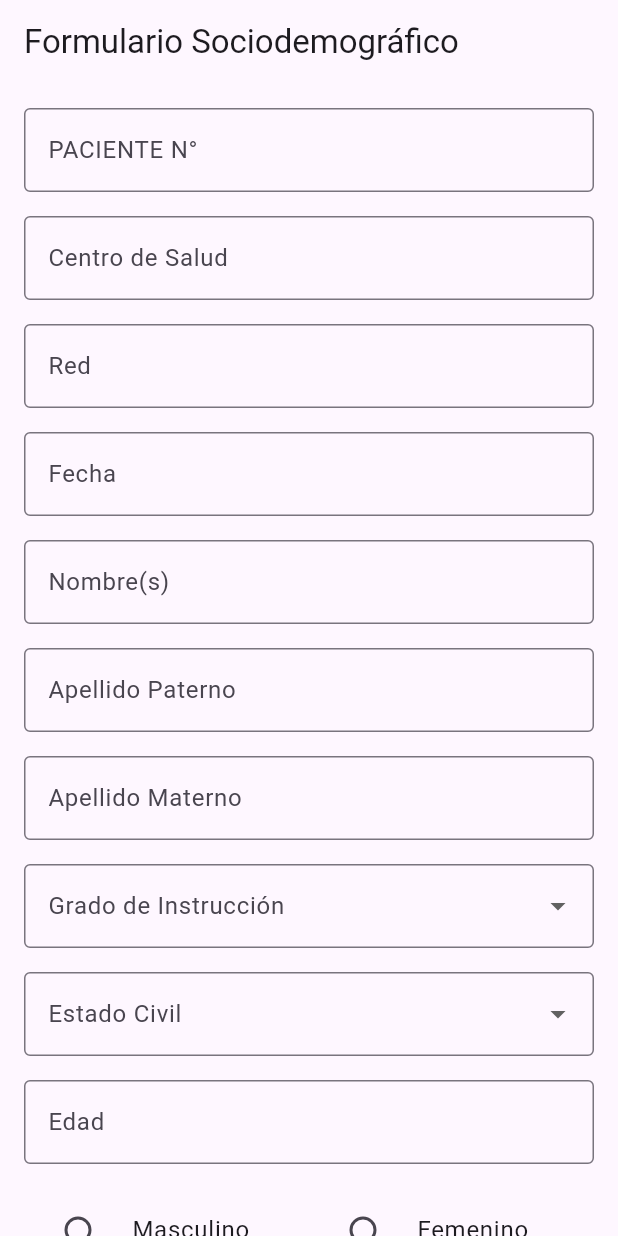
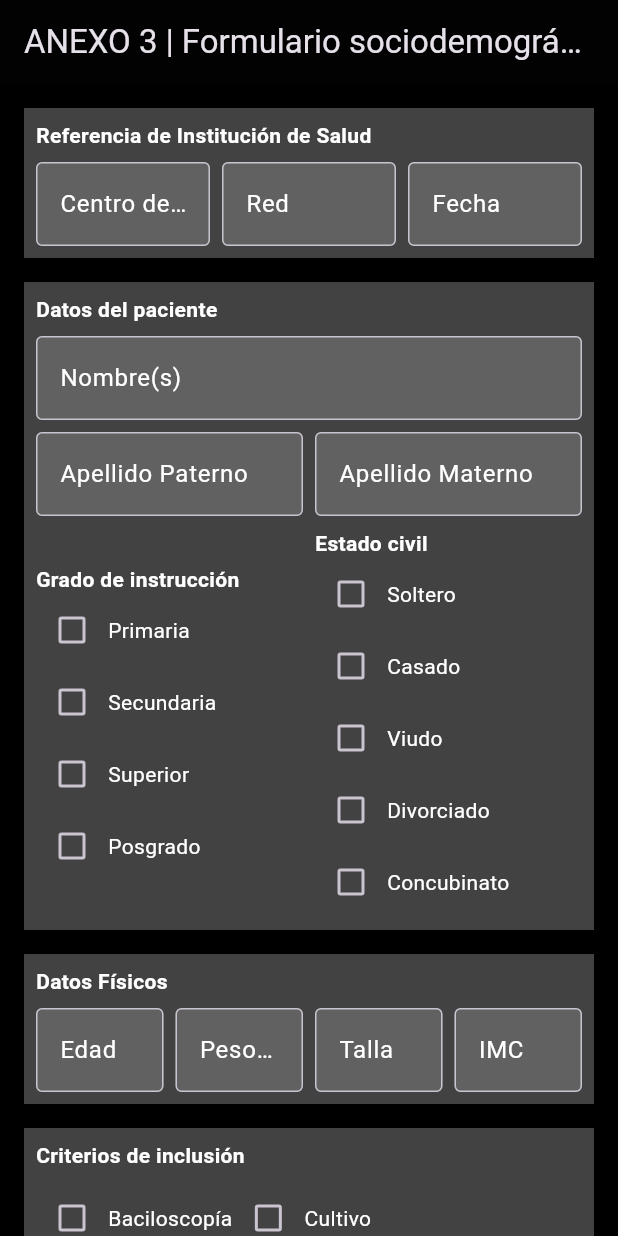
Before and after one commit to DarioGB1/historial, a Flutter app: the screen it shows after launch, on a phone screen of 412 x 824 dp. Run offline on Flutter 3.47's test engine with Material 3 defaults, Android fonts, the phone set to English and light mode, and no system bars.

Commit message:
feature: 2do avance

```diff
--- a/lib/main.dart
+++ b/lib/main.dart
@@ -5,232 +5,357 @@
   Widget build(BuildContext context) {
     return Scaffold(
       appBar: AppBar(
-        title: Text('Formulario Sociodemográfico'),
+        title: Text('ANEXO 3 | Formulario sociodemográfico'),
+        backgroundColor: Colors.black87,
       ),
       body: SingleChildScrollView(
+        child: Container(
+          color: Colors.black,
           padding: EdgeInsets.all(16.0),
+          child: Column(
+            crossAxisAlignment: CrossAxisAlignment.stretch,
+            children: [
+              _seccionReferenciaInstitucion(),
+              SizedBox(height: 16.0),
+              _seccionDatosPaciente(),
+              SizedBox(height: 16.0),
+              _seccionDatosFisicos(),
+              SizedBox(height: 16.0),
+              _seccionCriteriosDeInclusion(),
+              SizedBox(height: 16.0),
+              _seccionEstiloDeVida(),
+            ],
+          ),
+        ),
+      ),
+    );
+  }
+
+  Widget _seccionReferenciaInstitucion() {
+    return Container(
+      color: Colors.grey[800],
+      padding: EdgeInsets.all(8.0),
       child: Column(
         crossAxisAlignment: CrossAxisAlignment.start,
         children: [
-            TextField(
-              decoration: InputDecoration(
-                labelText: 'PACIENTE N°',
-                border: OutlineInputBorder(),
+          Text(
+            'Referencia de Institución de Salud',
+            style: TextStyle(color: Colors.white, fontWeight: FontWeight.bold),
           ),
-            ),
-            SizedBox(height: 16.0),
-            TextField(
-              decoration: InputDecoration(
-                labelText: 'Centro de Salud',
-                border: OutlineInputBorder(),
-              ),
-            ),
-            SizedBox(height: 16.0),
-            TextField(
-              decoration: InputDecoration(
-                labelText: 'Red',
-                border: OutlineInputBorder(),
-              ),
-            ),
-            SizedBox(height: 16.0),
-            TextField(
-              decoration: InputDecoration(
-                labelText: 'Fecha',
-                border: OutlineInputBorder(),
-              ),
-              keyboardType: TextInputType.datetime,
-            ),
-            SizedBox(height: 16.0),
-            TextField(
-              decoration: InputDecoration(
-                labelText: 'Nombre(s)',
-                border: OutlineInputBorder(),
-              ),
-            ),
-            SizedBox(height: 16.0),
-            TextField(
-              decoration: InputDecoration(
-                labelText: 'Apellido Paterno',
-                border: OutlineInputBorder(),
-              ),
-            ),
-            SizedBox(height: 16.0),
-            TextField(
-              decoration: InputDecoration(
-                labelText: 'Apellido Materno',
-                border: OutlineInputBorder(),
-              ),
-            ),
-            SizedBox(height: 16.0),
-            DropdownButtonFormField<String>(
-              decoration: InputDecoration(
-                labelText: 'Grado de Instrucción',
-                border: OutlineInputBorder(),
-              ),
-              items: ['Primaria', 'Secundaria', 'Superior', 'Posgrado']
-                  .map((e) => DropdownMenuItem<String>(
-                        value: e,
-                        child: Text(e),
-                      ))
-                  .toList(),
-              onChanged: (value) {},
-            ),
-            SizedBox(height: 16.0),
-            DropdownButtonFormField<String>(
-              decoration: InputDecoration(
-                labelText: 'Estado Civil',
-                border: OutlineInputBorder(),
-              ),
-              items: ['Soltero', 'Casado', 'Viudo', 'Divorciado', 'Concubinato']
-                  .map((e) => DropdownMenuItem<String>(
-                        value: e,
-                        child: Text(e),
-                      ))
-                  .toList(),
-              onChanged: (value) {},
-            ),
-            SizedBox(height: 16.0),
-            TextField(
-              decoration: InputDecoration(
-                labelText: 'Edad',
-                border: OutlineInputBorder(),
-              ),
-              keyboardType: TextInputType.number,
-            ),
-            SizedBox(height: 16.0),
+          SizedBox(height: 8.0),
           Row(
             children: [
               Expanded(
-                  child: RadioListTile<String>(
-                    title: Text('Masculino'),
-                    value: 'Masculino',
-                    groupValue: null,
-                    onChanged: (value) {},
+                child: TextField(
+                  decoration: InputDecoration(
+                    labelText: 'Centro de salud',
+                    labelStyle: TextStyle(color: Colors.white),
+                    border: OutlineInputBorder(),
+                    filled: true,
+                    fillColor: Colors.grey[700],
+                  ),
+                  style: TextStyle(color: Colors.white),
                 ),
               ),
+              SizedBox(width: 8.0),
               Expanded(
-                  child: RadioListTile<String>(
-                    title: Text('Femenino'),
-                    value: 'Femenino',
-                    groupValue: null,
-                    onChanged: (value) {},
+                child: TextField(
+                  decoration: InputDecoration(
+                    labelText: 'Red',
+                    labelStyle: TextStyle(color: Colors.white),
+                    border: OutlineInputBorder(),
+                    filled: true,
+                    fillColor: Colors.grey[700],
+                  ),
+                  style: TextStyle(color: Colors.white),
+                ),
+              ),
+              SizedBox(width: 8.0),
+              Expanded(
+                child: TextField(
+                  decoration: InputDecoration(
+                    labelText: 'Fecha',
+                    labelStyle: TextStyle(color: Colors.white),
+                    border: OutlineInputBorder(),
+                    filled: true,
+                    fillColor: Colors.grey[700],
+                  ),
+                  style: TextStyle(color: Colors.white),
                 ),
               ),
             ],
           ),
-            SizedBox(height: 16.0),
-            TextField(
+        ],
+      ),
+    );
+  }
+
+  Widget _seccionDatosPaciente() {
+    return Container(
+      color: Colors.grey[800],
+      padding: EdgeInsets.all(8.0),
+      child: Column(
+        crossAxisAlignment: CrossAxisAlignment.start,
+        children: [
+          Text(
+            'Datos del paciente',
+            style: TextStyle(color: Colors.white, fontWeight: FontWeight.bold),
+          ),
+          SizedBox(height: 8.0),
+          Row(
+            children: [
+              Expanded(
+                child: TextField(
                   decoration: InputDecoration(
-                labelText: 'Peso Corporal (kg)',
+                    labelText: 'Nombre(s)',
+                    labelStyle: TextStyle(color: Colors.white),
                     border: OutlineInputBorder(),
+                    filled: true,
+                    fillColor: Colors.grey[700],
                   ),
-              keyboardType: TextInputType.number,
+                  style: TextStyle(color: Colors.white),
                 ),
-            SizedBox(height: 16.0),
-            TextField(
+              ),
+            ],
+          ),
+          SizedBox(height: 8.0),
+          Row(
+            children: [
+              Expanded(
+                child: TextField(
                   decoration: InputDecoration(
-                labelText: 'Talla (cm)',
+                    labelText: 'Apellido Paterno',
+                    labelStyle: TextStyle(color: Colors.white),
                     border: OutlineInputBorder(),
+                    filled: true,
+                    fillColor: Colors.grey[700],
                   ),
-              keyboardType: TextInputType.number,
+                  style: TextStyle(color: Colors.white),
                 ),
-            SizedBox(height: 16.0),
-            TextField(
+              ),
+              SizedBox(width: 8.0),
+              Expanded(
+                child: TextField(
                   decoration: InputDecoration(
-                labelText: 'IMC',
+                    labelText: 'Apellido Materno',
+                    labelStyle: TextStyle(color: Colors.white),
                     border: OutlineInputBorder(),
+                    filled: true,
+                    fillColor: Colors.grey[700],
                   ),
-              keyboardType: TextInputType.number,
+                  style: TextStyle(color: Colors.white),
                 ),
-            SizedBox(height: 32.0),
-            Text('Criterios de Inclusión',
-                style: TextStyle(fontSize: 18, fontWeight: FontWeight.bold)),
-            CheckboxListTile(
-              title: Text('Diagnóstico de Tuberculosis Pulmonar'),
-              value: false,
-              onChanged: (value) {},
               ),
-            CheckboxListTile(
-              title: Text('Baciloscopia'),
-              value: false,
-              onChanged: (value) {},
+            ],
           ),
-            CheckboxListTile(
-              title: Text('Cultivo'),
-              value: false,
-              onChanged: (value) {},
+          SizedBox(height: 8.0),
+          Row(
+            children: [
+              Expanded(
+                child: Column(
+                  crossAxisAlignment: CrossAxisAlignment.start,
+                  children: [
+                    Text(
+                      'Grado de instrucción',
+                      style: TextStyle(
+                          color: Colors.white, fontWeight: FontWeight.bold),
                     ),
-            CheckboxListTile(
-              title: Text('Prueba GeneXpert'),
-              value: false,
-              onChanged: (value) {},
-            ),
-            SizedBox(height: 16.0),
-            Text('Tratamiento con Terapia Antituberculosis',
-                style: TextStyle(fontSize: 18, fontWeight: FontWeight.bold)),
-            CheckboxListTile(
-              title: Text('Rifampicina 10mg/kg'),
-              value: false,
-              onChanged: (value) {},
-            ),
-            TextField(
-              decoration: InputDecoration(
-                labelText: 'Dosis (Cantidad Comprimido)',
-                border: OutlineInputBorder(),
-              ),
-              keyboardType: TextInputType.number,
-            ),
-            CheckboxListTile(
-              title: Text('Isoniazida 15mg/kg'),
-              value: false,
-              onChanged: (value) {},
-            ),
-            TextField(
-              decoration: InputDecoration(
-                labelText: 'Dosis',
-                border: OutlineInputBorder(),
-              ),
-              keyboardType: TextInputType.number,
-            ),
-            CheckboxListTile(
-              title: Text('Piracinamida 1-1.5,2 g'),
-              value: false,
-              onChanged: (value) {},
-            ),
-            TextField(
-              decoration: InputDecoration(
-                labelText: 'Dosis',
-                border: OutlineInputBorder(),
-              ),
-              keyboardType: TextInputType.number,
-            ),
-            CheckboxListTile(
-              title: Text('Etambutol 800.1.200,1.600mg'),
-              value: false,
-              onChanged: (value) {},
-            ),
-            TextField(
-              decoration: InputDecoration(
-                labelText: 'Dosis',
-                border: OutlineInputBorder(),
-              ),
-              keyboardType: TextInputType.number,
-            ),
-            SizedBox(height: 32.0),
-            ElevatedButton(
-              onPressed: () {
-                // Acción al enviar el formulario
-              },
-              child: Text('Enviar'),
+                    Wrap(
+                      children: [
+                        _checkboxOption('Primaria'),
+                        _checkboxOption('Secundaria'),
+                        _checkboxOption('Superior'),
+                        _checkboxOption('Posgrado'),
+                      ],
                     ),
                   ],
                 ),
               ),
+              SizedBox(width: 8.0),
+              Expanded(
+                child: Column(
+                  crossAxisAlignment: CrossAxisAlignment.start,
+                  children: [
+                    Text(
+                      'Estado civil',
+                      style: TextStyle(
+                          color: Colors.white, fontWeight: FontWeight.bold),
+                    ),
+                    Wrap(
+                      children: [
+                        _checkboxOption('Soltero'),
+                        _checkboxOption('Casado'),
+                        _checkboxOption('Viudo'),
+                        _checkboxOption('Divorciado'),
+                        _checkboxOption('Concubinato'),
+                      ],
+                    ),
+                  ],
+                ),
+              ),
+            ],
+          ),
+        ],
+      ),
+    );
+  }
+
+  Widget _seccionDatosFisicos() {
+    return Container(
+      color: Colors.grey[800],
+      padding: EdgeInsets.all(8.0),
+      child: Column(
+        crossAxisAlignment: CrossAxisAlignment.start,
+        children: [
+          Text(
+            'Datos Físicos',
+            style: TextStyle(color: Colors.white, fontWeight: FontWeight.bold),
+          ),
+          SizedBox(height: 8.0),
+          Row(
+            children: [
+              Expanded(
+                child: TextField(
+                  decoration: InputDecoration(
+                    labelText: 'Edad',
+                    labelStyle: TextStyle(color: Colors.white),
+                    border: OutlineInputBorder(),
+                    filled: true,
+                    fillColor: Colors.grey[700],
+                  ),
+                  style: TextStyle(color: Colors.white),
+                ),
+              ),
+              SizedBox(width: 8.0),
+              Expanded(
+                child: TextField(
+                  decoration: InputDecoration(
+                    labelText: 'Peso corporal',
+                    labelStyle: TextStyle(color: Colors.white),
+                    border: OutlineInputBorder(),
+                    filled: true,
+                    fillColor: Colors.grey[700],
+                  ),
+                  style: TextStyle(color: Colors.white),
+                ),
+              ),
+              SizedBox(width: 8.0),
+              Expanded(
+                child: TextField(
+                  decoration: InputDecoration(
+                    labelText: 'Talla',
+                    labelStyle: TextStyle(color: Colors.white),
+                    border: OutlineInputBorder(),
+                    filled: true,
+                    fillColor: Colors.grey[700],
+                  ),
+                  style: TextStyle(color: Colors.white),
+                ),
+              ),
+              SizedBox(width: 8.0),
+              Expanded(
+                child: TextField(
+                  decoration: InputDecoration(
+                    labelText: 'IMC',
+                    labelStyle: TextStyle(color: Colors.white),
+                    border: OutlineInputBorder(),
+                    filled: true,
+                    fillColor: Colors.grey[700],
+                  ),
+                  style: TextStyle(color: Colors.white),
+                ),
+              ),
+            ],
+          ),
+        ],
+      ),
+    );
+  }
+
+  Widget _seccionCriteriosDeInclusion() {
+    return Container(
+      color: Colors.grey[800],
+      padding: EdgeInsets.all(8.0),
+      child: Column(
+        crossAxisAlignment: CrossAxisAlignment.start,
+        children: [
+          Text(
+            'Criterios de inclusión',
+            style: TextStyle(color: Colors.white, fontWeight: FontWeight.bold),
+          ),
+          SizedBox(height: 8.0),
+          Wrap(
+            children: [
+              _checkboxOption('Baciloscopía'),
+              _checkboxOption('Cultivo'),
+              _checkboxOption('Prueba GeneXpert'),
+            ],
+          ),
+          SizedBox(height: 8.0),
+          Text(
+            'Tratamiento con terapia antituberculosa',
+            style: TextStyle(color: Colors.white, fontWeight: FontWeight.bold),
+          ),
+          SizedBox(height: 8.0),
+          Wrap(
+            children: [
+              _checkboxOption('Rifampicina 10mg/kg'),
+              _checkboxOption('Isoniazida 15mg/kg'),
+              _checkboxOption('Pirazinamida 1-1.5g'),
+              _checkboxOption('Etambutol 800-1,600mg'),
+            ],
+          ),
+        ],
+      ),
+    );
+  }
+
+  Widget _seccionEstiloDeVida() {
+    return Container(
+      color: Colors.grey[800],
+      padding: EdgeInsets.all(8.0),
+      child: Column(
+        crossAxisAlignment: CrossAxisAlignment.start,
+        children: [
+          Text(
+            'Estilo de vida',
+            style: TextStyle(color: Colors.white, fontWeight: FontWeight.bold),
+          ),
+          SizedBox(height: 8.0),
+          Wrap(
+            children: [
+              _checkboxOption('Actividad física diaria'),
+              _checkboxOption('Consumo de alcohol'),
+              _checkboxOption('Fuma'),
+              _checkboxOption('Consumo de tabaco'),
+              _checkboxOption('Consumo de terapias alternativas'),
+            ],
+          ),
+        ],
+      ),
+    );
+  }
+
+  Widget _checkboxOption(String title) {
+    return Row(
+      mainAxisSize: MainAxisSize.min,
+      children: [
+        Checkbox(
+          value: false,
+          onChanged: (value) {},
+          activeColor: Colors.white,
+          checkColor: Colors.black,
+        ),
+        Text(
+          title,
+          style: TextStyle(color: Colors.white),
+        ),
+      ],
     );
   }
 }
 
 void main() => runApp(MaterialApp(
+      theme: ThemeData.dark(),
       home: FormularioSociodemografico(),
-      debugShowCheckedModeBanner: false,
     ));
```
Lines whose indentation alone changed are shown as unchanged.
